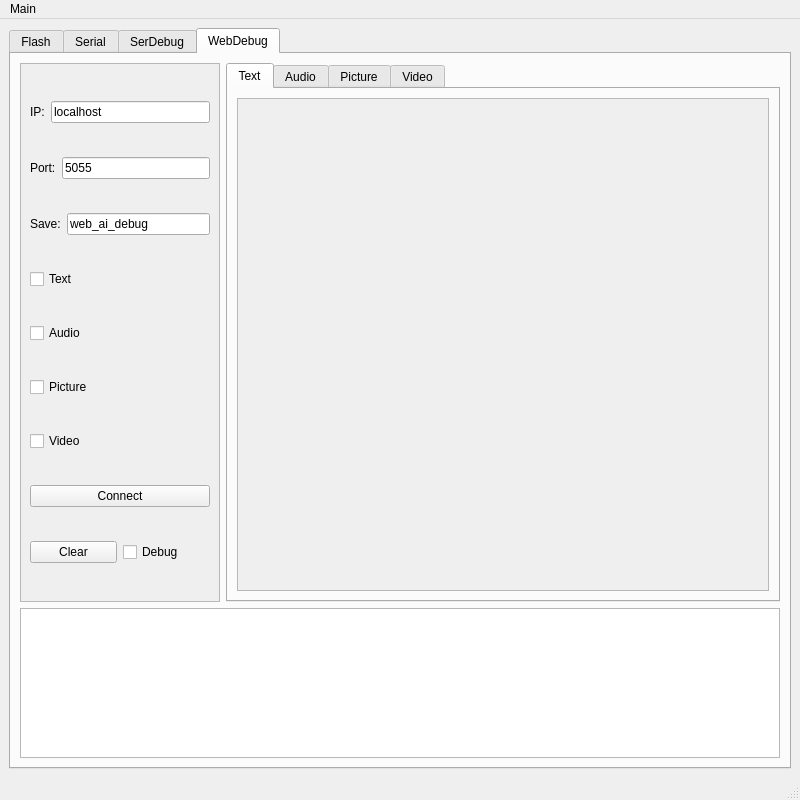
Above: tyutool/gui/ui_main.ui from tuya/tyutool before the change. Below: the same form after it.
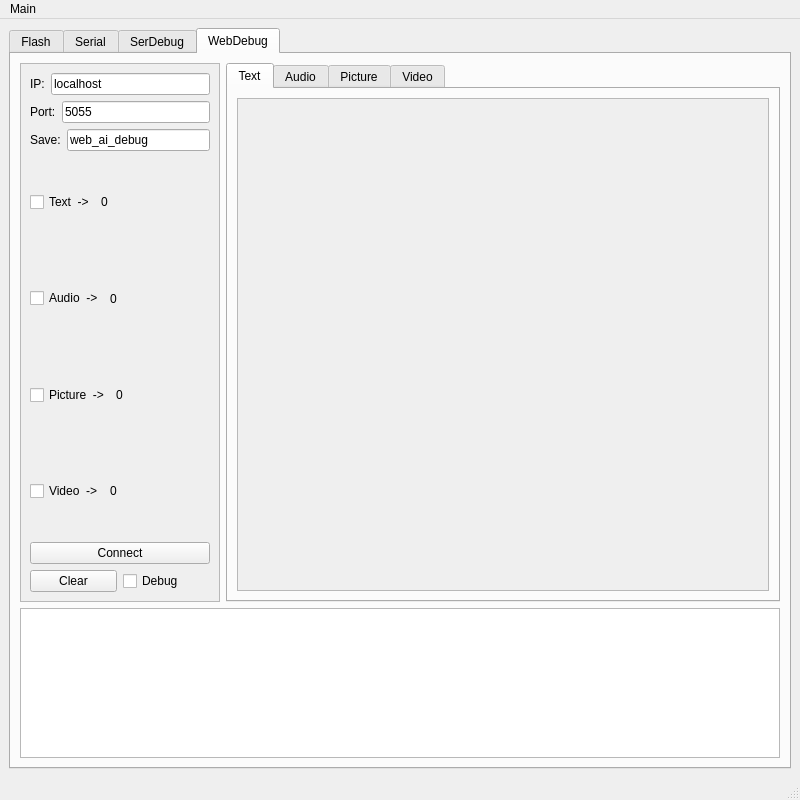
That is the form after the change. The open tabs and pages were chosen to show the change.

Commit message: web ui packet show

The edit to the form file:
```diff
--- a/tyutool/gui/ui_main.ui
+++ b/tyutool/gui/ui_main.ui
@@ -1134,8 +1134,21 @@
                  <layout class="QHBoxLayout" name="horizontalLayout_34">
                   <item>
                    <widget class="QCheckBox" name="checkBoxWDText">
+                    <property name="sizePolicy">
+                     <sizepolicy hsizetype="Fixed" vsizetype="Fixed">
+                      <horstretch>0</horstretch>
+                      <verstretch>0</verstretch>
+                     </sizepolicy>
+                    </property>
                     <property name="text">
-                     <string>Text</string>
+                     <string>Text  -&gt;</string>
+                    </property>
+                   </widget>
+                  </item>
+                  <item>
+                   <widget class="QLabel" name="labelWDTextCount">
+                    <property name="text">
+                     <string>0</string>
                     </property>
                    </widget>
                   </item>
@@ -1145,8 +1158,21 @@
                  <layout class="QHBoxLayout" name="horizontalLayout_35">
                   <item>
                    <widget class="QCheckBox" name="checkBoxWDAudio">
+                    <property name="sizePolicy">
+                     <sizepolicy hsizetype="Fixed" vsizetype="Fixed">
+                      <horstretch>0</horstretch>
+                      <verstretch>0</verstretch>
+                     </sizepolicy>
+                    </property>
                     <property name="text">
-                     <string>Audio</string>
+                     <string>Audio  -&gt;</string>
+                    </property>
+                   </widget>
+                  </item>
+                  <item>
+                   <widget class="QLabel" name="labelWDAudioCount">
+                    <property name="text">
+                     <string>0</string>
                     </property>
                    </widget>
                   </item>
@@ -1156,8 +1182,21 @@
                  <layout class="QHBoxLayout" name="horizontalLayout_36">
                   <item>
                    <widget class="QCheckBox" name="checkBoxWDPicture">
+                    <property name="sizePolicy">
+                     <sizepolicy hsizetype="Fixed" vsizetype="Fixed">
+                      <horstretch>0</horstretch>
+                      <verstretch>0</verstretch>
+                     </sizepolicy>
+                    </property>
                     <property name="text">
-                     <string>Picture</string>
+                     <string>Picture  -&gt;</string>
+                    </property>
+                   </widget>
+                  </item>
+                  <item>
+                   <widget class="QLabel" name="labelWDPictureCount">
+                    <property name="text">
+                     <string>0</string>
                     </property>
                    </widget>
                   </item>
@@ -1167,8 +1206,21 @@
                  <layout class="QHBoxLayout" name="horizontalLayout_37">
                   <item>
                    <widget class="QCheckBox" name="checkBoxWDVideo">
+                    <property name="sizePolicy">
+                     <sizepolicy hsizetype="Fixed" vsizetype="Fixed">
+                      <horstretch>0</horstretch>
+                      <verstretch>0</verstretch>
+                     </sizepolicy>
+                    </property>
                     <property name="text">
-                     <string>Video</string>
+                     <string>Video  -&gt;</string>
+                    </property>
+                   </widget>
+                  </item>
+                  <item>
+                   <widget class="QLabel" name="labelWDVideoCount">
+                    <property name="text">
+                     <string>0</string>
                     </property>
                    </widget>
                   </item>
```
Left out of the diff: 32 changed lines with no effect on the pictures. The commit also changes 4 other files.
